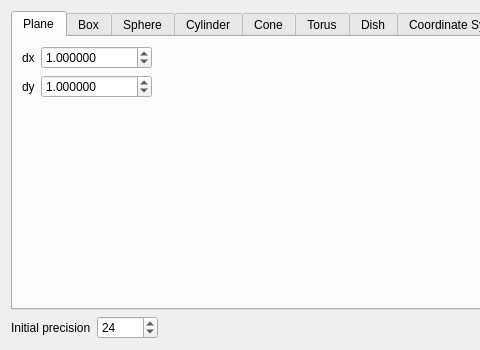
CloudCompare/CloudCompare, file qCC/ui_templates/primitiveFactoryDlg.ui: the form before one commit; both pictures show x 0 to 480 and y 0 to 350 of the 800 by 350 pixel window.
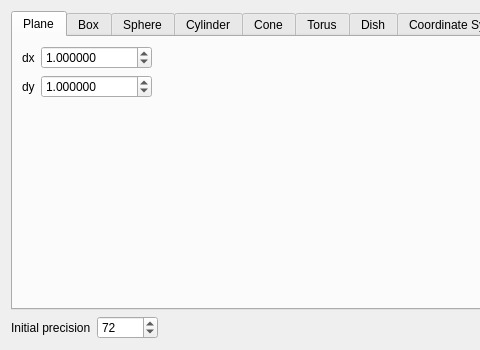
The form after the commit. Icons and pictures are not drawn.

Commit message: Better management of the default precision in the Primitive Factory dialog

Diff of the .ui file:
```diff
--- a/qCC/ui_templates/primitiveFactoryDlg.ui
+++ b/qCC/ui_templates/primitiveFactoryDlg.ui
@@ -1064,7 +1064,7 @@
         <number>4</number>
        </property>
        <property name="value">
-        <number>24</number>
+        <number>72</number>
        </property>
       </widget>
      </item>
```
The commit also changes 1 other file.
